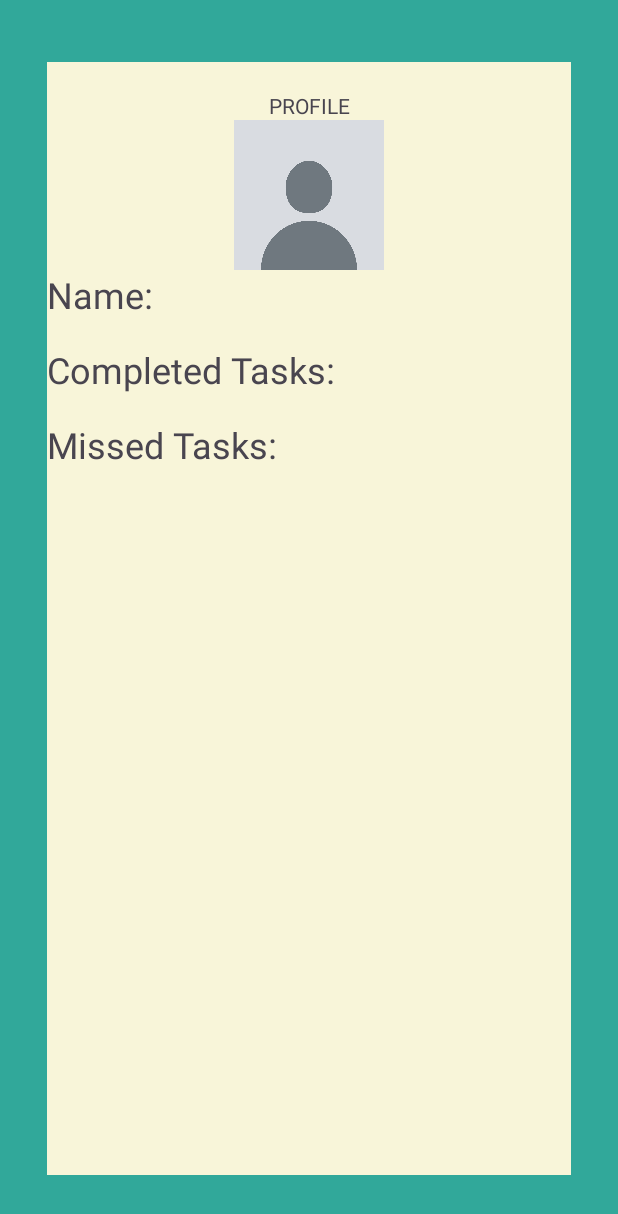
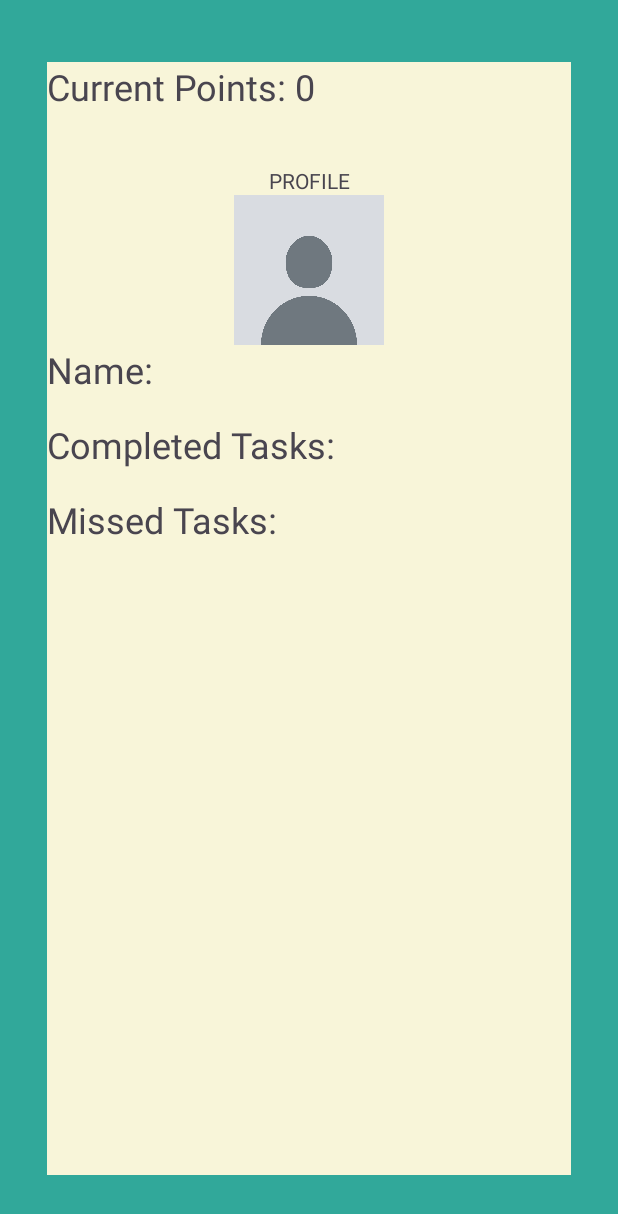
Before and after one commit to kyahki/MobDevProject, an Android app: the UserProfile screen opened directly, with no data from a screen before it, on a phone screen of 412 x 824 dp. Shown: the top 1214 px of the screen. Run offline under Robolectric (Android 15) with nearby library versions, the phone set to English and light mode, and no system bars.

Commit message:
Able to pass Points Shop to netflix or sim, MainMenu to User

```diff
--- a/app/src/main/java/com/example/mobdevproject/Shop.java
+++ b/app/src/main/java/com/example/mobdevproject/Shop.java
@@ -48,6 +48,7 @@ public class Shop extends AppCompatActivity {
             @Override
             public void onClick(View v) {
                 Intent intent = new Intent(Shop.this, popupLoad.class);
+                intent.putExtra("points", pointscounter);
                 startActivity(intent);
             }
         });
@@ -57,6 +58,7 @@ public class Shop extends AppCompatActivity {
             @Override
             public void onClick(View v) {
                 Intent intent = new Intent(Shop.this, buyNetflix.class);
+                intent.putExtra("points", pointscounter);
                 startActivity(intent);
             }
         });
@@ -92,6 +94,7 @@ public class Shop extends AppCompatActivity {
         Intent returnIntent = new Intent();
         returnIntent.putExtra("returnedPoints", pointscounter);
         setResult(RESULT_OK, returnIntent);
+
     }
 
     private void startActivityWithAnimation(Intent intent, @AnimRes int enterAnim, @AnimRes int exitAnim) {
--- a/app/src/main/java/com/example/mobdevproject/UserProfile.java
+++ b/app/src/main/java/com/example/mobdevproject/UserProfile.java
@@ -1,8 +1,9 @@
 package com.example.mobdevproject;
 
+import android.content.Intent;
 import android.os.Bundle;
 import android.view.MotionEvent;
-import android.content.Intent;
+import android.widget.TextView;
 
 import androidx.activity.EdgeToEdge;
 import androidx.annotation.AnimRes;
@@ -13,8 +14,11 @@ import androidx.core.view.WindowInsetsCompat;
 
 public class UserProfile extends AppCompatActivity {
 
-    float x1,x2,y1,y2;
+    float x1, x2, y1, y2;
+    int pointscounter;
     private static final int MIN_DISTANCE = 150;
+    private static final int REQUEST_CODE_SHOP = 1;
+
     @Override
     protected void onCreate(Bundle savedInstanceState) {
         super.onCreate(savedInstanceState);
@@ -25,10 +29,16 @@ public class UserProfile extends AppCompatActivity {
             v.setPadding(systemBars.left, systemBars.top, systemBars.right, systemBars.bottom);
             return insets;
         });
+
+        Intent intent = getIntent();
+        pointscounter = intent.getIntExtra("points", 0);
+        TextView UserPointsText = findViewById(R.id.UserPoints);
+        UserPointsText.setText("Current Points: " + pointscounter);
     }
 
-    public boolean onTouchEvent(MotionEvent touchEvent){
-        switch(touchEvent.getAction()){
+    @Override
+    public boolean onTouchEvent(MotionEvent touchEvent) {
+        switch (touchEvent.getAction()) {
             case MotionEvent.ACTION_DOWN:
                 x1 = touchEvent.getX();
                 y1 = touchEvent.getY();
@@ -38,21 +48,26 @@ public class UserProfile extends AppCompatActivity {
                 y2 = touchEvent.getY();
                 float deltaX = x2 - x1;
                 float deltaY = y2 - y1;
-                if(Math.abs(deltaX) > MIN_DISTANCE || Math.abs(deltaY) > MIN_DISTANCE) {
+                if (Math.abs(deltaX) > MIN_DISTANCE || Math.abs(deltaY) > MIN_DISTANCE) {
                     if (Math.abs(deltaX) > Math.abs(deltaY)) {
                         if (x1 > x2) {
                             Intent i = new Intent(UserProfile.this, MainMenu.class);
                             startActivityWithAnimation(i, R.anim.slide_in_right, R.anim.slide_out_left);
+                            returnPointsToMainMenu();
+                            finish();
                         }
-//                        else {
-//                            Intent i = new Intent(UserProfile.this, UserProfile.class);
-//                            startActivityWithAnimation(i, R.anim.slide_in_left, R.anim.slide_out_right);
-//                        }
                     }
                 }
                 break;
         }
-        return false;
+        return super.onTouchEvent(touchEvent);
+    }
+
+    private void returnPointsToMainMenu() {
+        Intent returnIntent = new Intent();
+        returnIntent.putExtra("returnedPoints", pointscounter);
+        setResult(RESULT_OK, returnIntent);
+
     }
 
     private void startActivityWithAnimation(Intent intent, @AnimRes int enterAnim, @AnimRes int exitAnim) {
--- a/app/src/main/res/layout/activity_user_profile.xml
+++ b/app/src/main/res/layout/activity_user_profile.xml
@@ -18,6 +18,13 @@
         app:layout_constraintEnd_toEndOf="parent"
         app:layout_constraintStart_toStartOf="parent"
         app:layout_constraintTop_toTopOf="parent">
+
+        <TextView
+            android:id="@+id/UserPoints"
+            android:layout_width="match_parent"
+            android:layout_height="50dp"
+            android:text="Current Points: "
+            android:textSize="24sp" />
 
         <TextView
             android:id="@+id/textView17"
@@ -53,7 +60,7 @@
             android:textSize="24sp" />
 
         <TextView
-            android:id="@+id/textView21"
+            android:id="@+id/UserPoints"
             android:layout_width="match_parent"
             android:layout_height="50dp"
             android:text="Missed Tasks:"
```
Also changed, not shown: app/src/main/java/com/example/mobdevproject/MainMenu.java (+10 -8 lines), app/src/main/java/com/example/mobdevproject/buyNetflix.java (+11 -1 lines), app/src/main/java/com/example/mobdevproject/popupLoad.java (+9 -0 lines).
